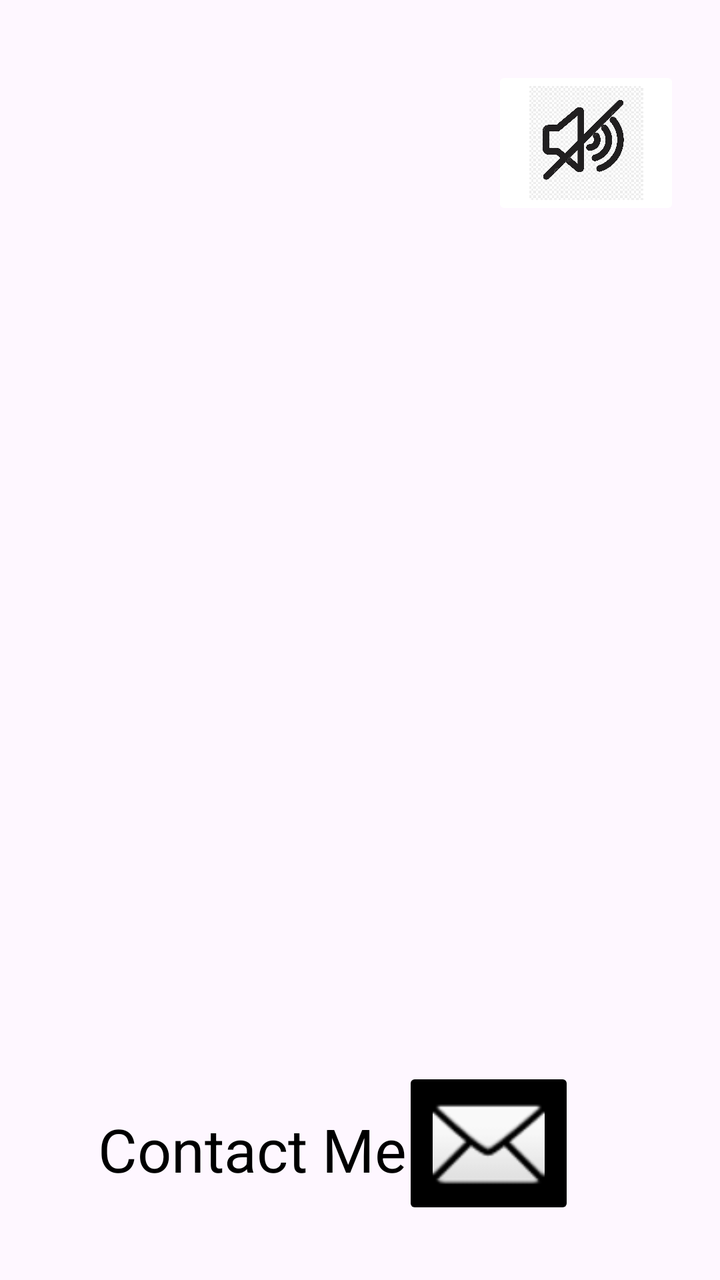
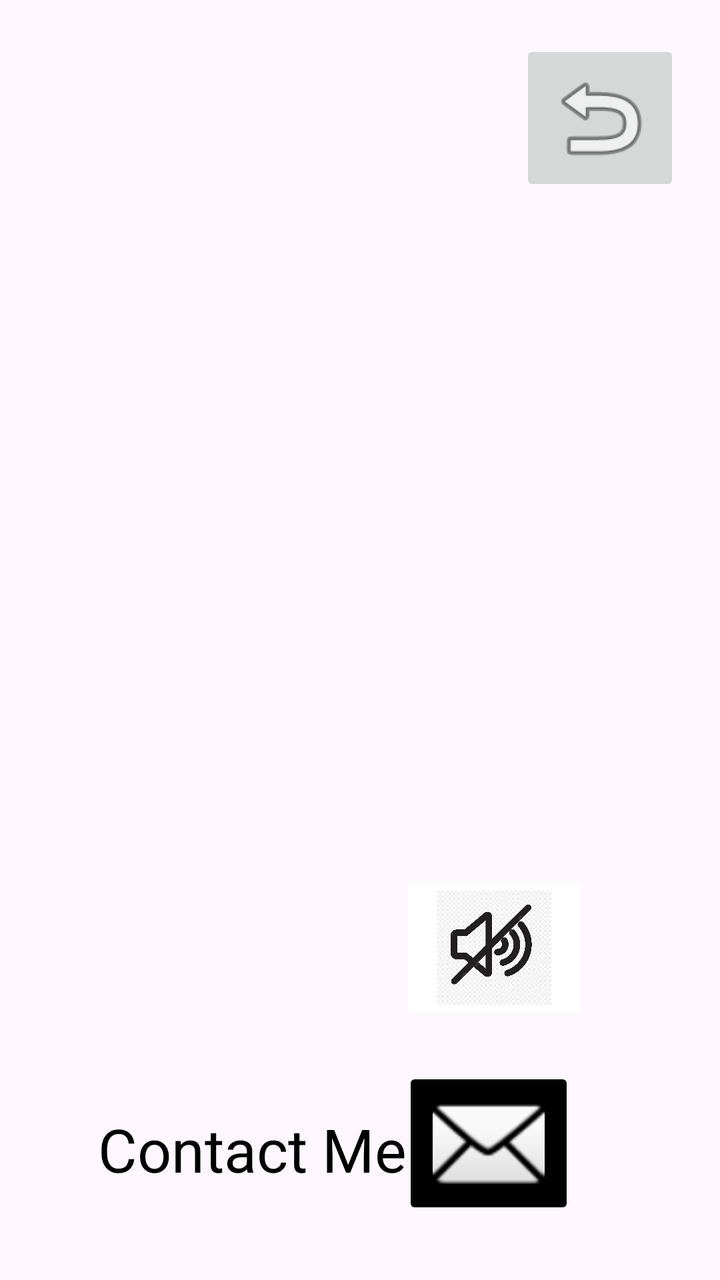

Screens rendered from an Android XML layout before and after an edit, with the pre-edit source and the edit as a unified diff.
<!-- AndroidManifest.xml: application theme Theme.FogOfWar -->
<!-- res/layout/activity_settings.xml -->
<?xml version="1.0" encoding="utf-8"?>
<androidx.constraintlayout.widget.ConstraintLayout xmlns:android="http://schemas.android.com/apk/res/android"
    xmlns:app="http://schemas.android.com/apk/res-auto"
    xmlns:tools="http://schemas.android.com/tools"
    android:id="@+id/main"
    android:layout_width="match_parent"
    android:layout_height="match_parent"
    tools:context=".settings"
    android:padding="20dp">

    <ImageButton
        android:id="@+id/IbtnTextToSpeechOn_Off"
        android:layout_width="94dp"
        android:layout_height="77dp"
        android:backgroundTint="@color/white"
        android:scaleType="fitCenter"
        app:layout_constraintBottom_toBottomOf="parent"
        app:layout_constraintEnd_toEndOf="parent"
        app:layout_constraintHorizontal_bias="1.0"
        app:layout_constraintStart_toStartOf="parent"
        app:layout_constraintTop_toTopOf="parent"
        app:layout_constraintVertical_bias="0.025"
        app:srcCompat="@drawable/mute_unmute_pht" />

    <ImageButton
        android:id="@+id/Ib_ContactMe"
        android:layout_width="86dp"
        android:layout_height="76dp"
        android:backgroundTint="@color/black"
        android:scaleType="fitCenter"
        app:layout_constraintBottom_toBottomOf="parent"
        app:layout_constraintEnd_toEndOf="parent"
        app:layout_constraintHorizontal_bias="0.775"
        app:layout_constraintStart_toStartOf="parent"
        app:layout_constraintTop_toTopOf="parent"
        app:layout_constraintVertical_bias="0.98"
        app:srcCompat="@android:drawable/ic_dialog_email" />

    <TextView
        android:id="@+id/textView2"
        android:layout_width="wrap_content"
        android:layout_height="wrap_content"
        android:text="Contact Me"
        android:textColor="@color/black"
        android:textSize="30dp"
        app:layout_constraintBottom_toBottomOf="parent"
        app:layout_constraintEnd_toEndOf="parent"
        app:layout_constraintHorizontal_bias="0.175"
        app:layout_constraintStart_toStartOf="parent"
        app:layout_constraintTop_toTopOf="parent"
        app:layout_constraintVertical_bias="0.955" />

</androidx.constraintlayout.widget.ConstraintLayout>
<!-- resources referenced by this layout -->
<resources>
  <color name="black">#FF000000</color>
  <color name="white">#FFFFFFFF</color>
  <!-- drawable mute_unmute_pht: jpg bitmap (drawable, 64265 bytes) -->
  <style name="Theme.FogOfWar" parent="Base.Theme.FogOfWar" />
  <style name="Base.Theme.FogOfWar" parent="Theme.Material3.DayNight.NoActionBar">
          
          
      </style>
</resources>

<!-- the commit's change to res/layout/activity_settings.xml (unified diff, before → after) -->
@@ -16,10 +16,10 @@
         android:scaleType="fitCenter"
         app:layout_constraintBottom_toBottomOf="parent"
         app:layout_constraintEnd_toEndOf="parent"
-        app:layout_constraintHorizontal_bias="1.0"
+        app:layout_constraintHorizontal_bias="0.797"
         app:layout_constraintStart_toStartOf="parent"
         app:layout_constraintTop_toTopOf="parent"
-        app:layout_constraintVertical_bias="0.025"
+        app:layout_constraintVertical_bias="0.794"
         app:srcCompat="@drawable/mute_unmute_pht" />
 
     <ImageButton
@@ -50,4 +50,17 @@
         app:layout_constraintTop_toTopOf="parent"
         app:layout_constraintVertical_bias="0.955" />
 
+    <ImageButton
+        android:id="@+id/ImgBtnReturnSettings"
+        android:layout_width="80dp"
+        android:layout_height="78dp"
+        android:scaleType="fitCenter"
+        app:layout_constraintBottom_toBottomOf="parent"
+        app:layout_constraintEnd_toEndOf="parent"
+        app:layout_constraintHorizontal_bias="1.0"
+        app:layout_constraintStart_toStartOf="parent"
+        app:layout_constraintTop_toTopOf="parent"
+        app:layout_constraintVertical_bias="0.0"
+        app:srcCompat="@android:drawable/ic_menu_revert" />
+
 </androidx.constraintlayout.widget.ConstraintLayout>
